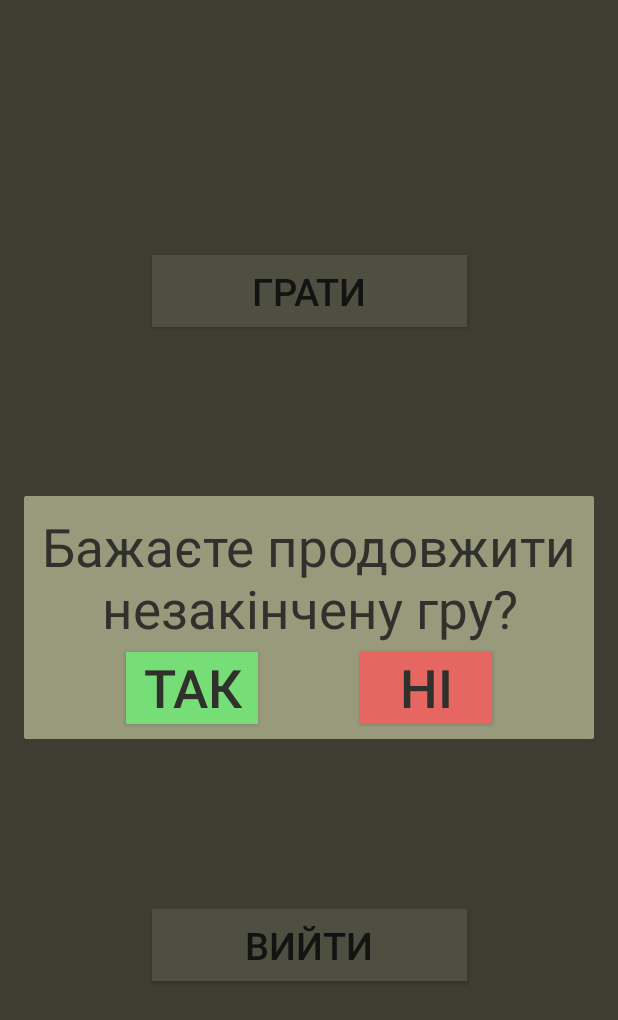
After one commit to danitze/boardbattle2.0, an Android app: the fragment ContinueGameDialogFragment placed in its activity, on a phone screen of 412 x 824 dp. The commit adds this screen. Shown: the top 1020 px of the screen. Run offline under Robolectric (Android 15) with nearby library versions, the phone set to English and light mode, and no system bars; our stand-ins replace Dagger/Hilt's generated code.

Commit message:
Resume game dialog created

```diff
--- a/app/src/main/java/com/example/boardbattle2_0/app/AppModule.kt
+++ b/app/src/main/java/com/example/boardbattle2_0/app/AppModule.kt
@@ -24,12 +24,10 @@ object AppModule {
     @Provides
     fun provideGson() = Gson()
 
-    @Singleton
     @Provides
     @Named(SAVER_WORKER_KEY)
     fun provideSaverWorkerWorkRequest() = OneTimeWorkRequestBuilder<SaverWorker>().build()
 
-    @Singleton
     @Provides
     @Named(CLEARER_WORKER_KEY)
     fun provideClearerWorkerWorkRequest() = OneTimeWorkRequestBuilder<ClearerWorker>().build()
--- a/app/src/main/java/com/example/boardbattle2_0/fragments/NavFragment.kt
+++ b/app/src/main/java/com/example/boardbattle2_0/fragments/NavFragment.kt
@@ -1,5 +1,6 @@
 package com.example.boardbattle2_0.fragments
 
+import android.os.Bundle
 import androidx.fragment.app.Fragment
 import androidx.navigation.fragment.findNavController
 import com.example.boardbattle2_0.viewmodels.NavViewModel
@@ -8,9 +9,9 @@ abstract class NavFragment : Fragment() {
 
     protected abstract val navViewModel: NavViewModel
 
-    protected fun navigateAndReset(navActionRes: Int) {
+    protected fun navigateAndReset(navActionRes: Int, args: Bundle? = null) {
         navViewModel.reset()
-        findNavController().navigate(navActionRes)
+        findNavController().navigate(navActionRes, args)
     }
 
     protected fun popBackStackAndReset() {
--- /dev/null
+++ b/app/src/main/java/com/example/boardbattle2_0/fragments/dialog/ContinueGameDialogFragment.kt
@@ -0,0 +1,42 @@
+package com.example.boardbattle2_0.fragments.dialog
+
+import android.os.Bundle
+import android.view.LayoutInflater
+import android.view.View
+import android.view.ViewGroup
+import android.widget.Button
+import androidx.fragment.app.DialogFragment
+import androidx.navigation.navGraphViewModels
+import com.example.boardbattle2_0.R
+import com.example.boardbattle2_0.utils.TO_GAME_CONTINUE
+import com.example.boardbattle2_0.utils.TO_GAME_NEW
+import com.example.boardbattle2_0.utils.TO_MENU
+import com.example.boardbattle2_0.viewmodels.NavViewModel
+
+class ContinueGameDialogFragment : DialogFragment() {
+
+    private val navViewModel: NavViewModel by navGraphViewModels(R.id.main_nav)
+
+    override fun onCreateView(
+        inflater: LayoutInflater,
+        container: ViewGroup?,
+        savedInstanceState: Bundle?
+    ): View? = inflater.inflate(R.layout.continue_game_dialog, container, false)
+
+    override fun onViewCreated(view: View, savedInstanceState: Bundle?) {
+        super.onViewCreated(view, savedInstanceState)
+        setUpControllers(view)
+    }
+
+    private fun setUpControllers(view: View) {
+        view.findViewById<Button>(R.id.acceptBtn).setOnClickListener {
+            navViewModel.navigate(TO_GAME_CONTINUE)
+            dismiss()
+        }
+        view.findViewById<Button>(R.id.denyBtn).setOnClickListener {
+            navViewModel.navigate(TO_GAME_NEW)
+            dismiss()
+        }
+    }
+
+}
--- a/app/src/main/java/com/example/boardbattle2_0/repo/AppRepo.kt
+++ b/app/src/main/java/com/example/boardbattle2_0/repo/AppRepo.kt
@@ -33,8 +33,6 @@ class AppRepo @Inject constructor(
 
     suspend fun moveDownTillEnd() = gameService.moveDownTillEnd()
 
-    suspend fun nextMove() = gameService.nextMove()
-
     suspend fun turn() = gameService.turn()
 
     suspend fun place() = gameService.place()
--- a/app/src/main/java/com/example/boardbattle2_0/services/GameDataStoreService.kt
+++ b/app/src/main/java/com/example/boardbattle2_0/services/GameDataStoreService.kt
@@ -11,6 +11,7 @@ import com.example.boardbattle2_0.data.GameState
 import com.google.gson.Gson
 import dagger.hilt.android.qualifiers.ApplicationContext
 import kotlinx.coroutines.flow.Flow
+import kotlinx.coroutines.flow.first
 import kotlinx.coroutines.flow.map
 import javax.inject.Inject
 import javax.inject.Singleton
--- a/app/src/main/java/com/example/boardbattle2_0/utils/Constants.kt
+++ b/app/src/main/java/com/example/boardbattle2_0/utils/Constants.kt
@@ -5,3 +5,5 @@ const val CELLS_VERTICAL = 15
 const val GAME_DATA_STORE = "game_data_store"
 const val SAVER_WORKER_KEY = "saver"
 const val CLEARER_WORKER_KEY = "clearer"
+const val CONTINUE_GAME_KEY = "continue_game"
+const val CONTINUE_GAME_FRAGMENT = "fragment_continue_game"
--- a/app/src/main/java/com/example/boardbattle2_0/utils/NavAction.kt
+++ b/app/src/main/java/com/example/boardbattle2_0/utils/NavAction.kt
@@ -5,3 +5,5 @@ const val TO_GAME = 1
 const val TO_SETTINGS = 2
 const val TO_EXIT = 3
 const val TO_MENU = 4
+const val TO_GAME_CONTINUE = 5
+const val TO_GAME_NEW = 6
--- /dev/null
+++ b/app/src/main/res/layout/continue_game_dialog.xml
@@ -0,0 +1,53 @@
+<?xml version="1.0" encoding="utf-8"?>
+<androidx.constraintlayout.widget.ConstraintLayout xmlns:android="http://schemas.android.com/apk/res/android"
+    android:layout_width="wrap_content"
+    android:layout_height="wrap_content"
+    android:background="@color/background_color_1"
+    xmlns:app="http://schemas.android.com/apk/res-auto">
+
+    <TextView
+        android:id="@+id/questionTv"
+        android:layout_width="wrap_content"
+        android:layout_height="wrap_content"
+        android:layout_margin="10dp"
+        android:text="@string/continue_game_question"
+        android:textAlignment="center"
+        android:textColor="@color/dark_add_color"
+        android:textSize="35sp"
+        app:layout_constraintEnd_toEndOf="parent"
+        app:layout_constraintStart_toStartOf="parent"
+        app:layout_constraintTop_toTopOf="parent" />
+
+    <com.example.boardbattle2_0.views.AppButton
+        android:id="@+id/acceptBtn"
+        android:layout_width="wrap_content"
+        android:layout_height="wrap_content"
+        android:layout_marginTop="5dp"
+        android:layout_marginBottom="10dp"
+        android:background="@color/accept"
+        android:text="@string/accept"
+        android:textColor="@color/dark_add_color"
+        android:textSize="35sp"
+        app:layout_constraintBottom_toBottomOf="parent"
+        app:layout_constraintEnd_toStartOf="@+id/denyBtn"
+        app:layout_constraintHorizontal_bias="0.5"
+        app:layout_constraintStart_toStartOf="parent"
+        app:layout_constraintTop_toBottomOf="@id/questionTv" />
+
+    <com.example.boardbattle2_0.views.AppButton
+        android:id="@+id/denyBtn"
+        android:layout_width="wrap_content"
+        android:layout_height="wrap_content"
+        android:layout_marginTop="5dp"
+        android:layout_marginBottom="10dp"
+        android:background="@color/deny"
+        android:text="@string/deny"
+        android:textColor="@color/dark_add_color"
+        android:textSize="35sp"
+        app:layout_constraintBottom_toBottomOf="parent"
+        app:layout_constraintEnd_toEndOf="parent"
+        app:layout_constraintHorizontal_bias="0.5"
+        app:layout_constraintStart_toEndOf="@+id/acceptBtn"
+        app:layout_constraintTop_toBottomOf="@id/questionTv" />
+
+</androidx.constraintlayout.widget.ConstraintLayout>
--- a/app/src/main/res/values/strings.xml
+++ b/app/src/main/res/values/strings.xml
@@ -15,4 +15,7 @@
     <string name="win_message">Перемога гравця %1$d</string>
     <string name="to_menu">в меню!</string>
     <string name="end_game_question">Закінчити гру?</string>
+    <string name="continue_game_question">Бажаєте продовжити незакінчену гру?</string>
+    <string name="accept">Так</string>
+    <string name="deny">Ні</string>
 </resources>
```
Also changed, not shown: app/src/main/java/com/example/boardbattle2_0/fragments/MenuFragment.kt (+27 -6 lines), app/src/main/java/com/example/boardbattle2_0/services/GameService.kt (+12 -12 lines), app/src/main/java/com/example/boardbattle2_0/viewmodels/GameViewModel.kt (+12 -5 lines), app/src/main/java/com/example/boardbattle2_0/viewmodels/MenuViewModel.kt (added, +13 -0 lines).
